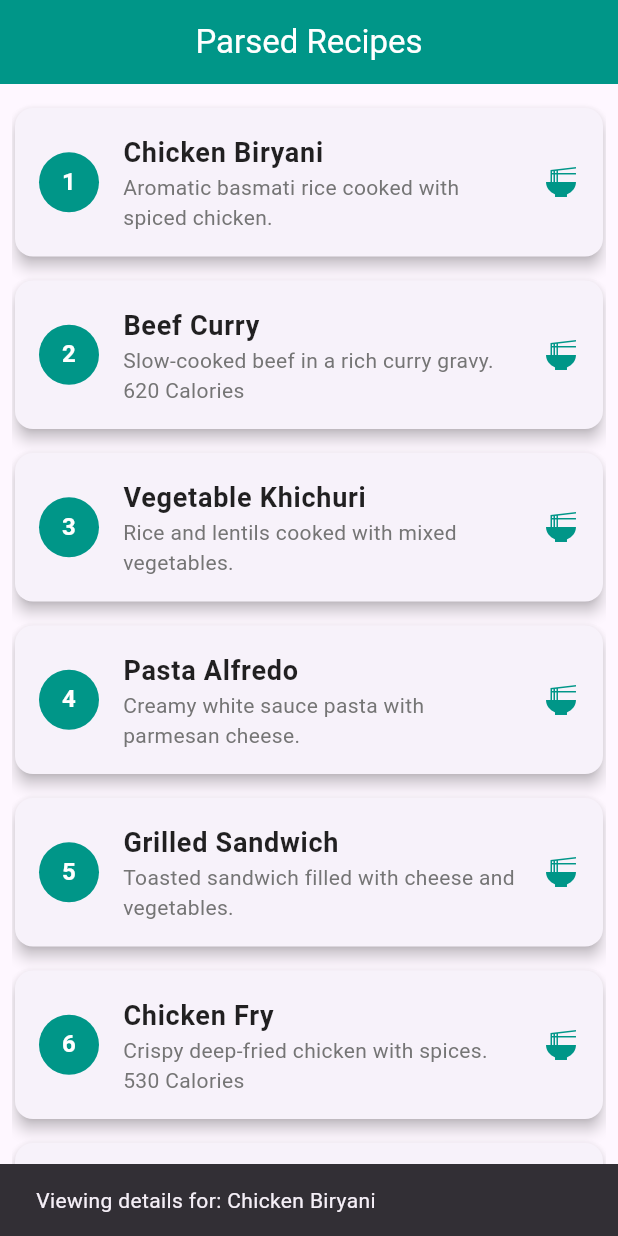
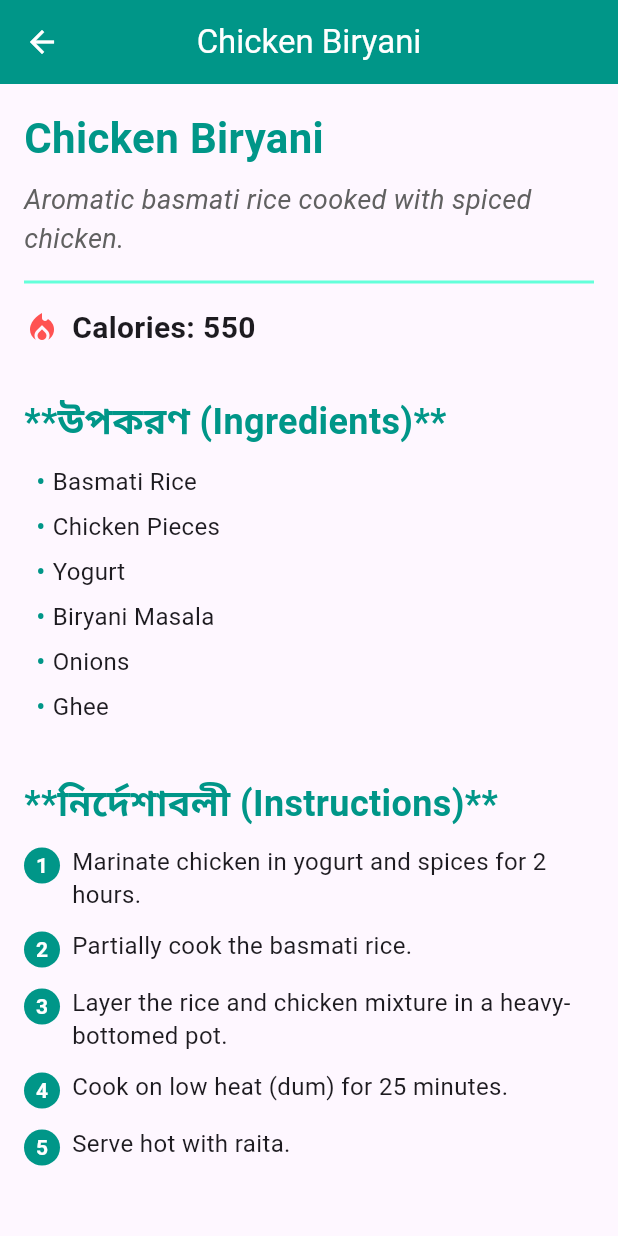
Before and after one commit to Md-Mahfuzul-Hoque/RecipeApp, a Flutter app: the screen it shows after launch, after a tap on an icon or button, on a phone screen of 412 x 824 dp. Run offline on Flutter 3.47's test engine with Material 3 defaults, Android fonts, the light colour scheme and no system bars.

Commit message:
final design

```diff
--- a/lib/app.dart
+++ b/lib/app.dart
@@ -1,6 +1,7 @@
 import 'package:flutter/material.dart';
 import 'controller.dart';
 import 'model.dart';
+import 'details.dart';
 
 class RecipeListApp extends StatelessWidget {
   const RecipeListApp({super.key});
@@ -8,7 +9,6 @@ class RecipeListApp extends StatelessWidget {
   @override
   Widget build(BuildContext context) {
     return MaterialApp(
-
       debugShowCheckedModeBanner: false,
       title: 'Recipe Viewer',
       theme: ThemeData(
@@ -36,7 +36,6 @@ class _RecipeListScreenState extends State<RecipeListScreen> {
   @override
   void initState() {
     super.initState();
-
     _recipesFuture = _controller.fetchRecipes();
   }
 
@@ -52,7 +51,6 @@ class _RecipeListScreenState extends State<RecipeListScreen> {
       body: FutureBuilder<List<Recipe>>(
         future: _recipesFuture,
         builder: (context, snapshot) {
-
           if (snapshot.connectionState == ConnectionState.waiting || _recipesFuture == null) {
             return const Center(
               child: Column(
@@ -67,7 +65,6 @@ class _RecipeListScreenState extends State<RecipeListScreen> {
           }
 
           if (snapshot.hasError) {
-
             return Center(
               child: Padding(
                 padding: const EdgeInsets.all(32.0),
@@ -88,16 +85,13 @@ class _RecipeListScreenState extends State<RecipeListScreen> {
             );
           }
 
-
           final List<Recipe> recipes = snapshot.data ?? [];
 
           if (recipes.isEmpty) {
-
             return const Center(
               child: Text('No recipes found.', style: TextStyle(color: Colors.grey, fontSize: 18)),
             );
           }
-
 
           return Padding(
             padding: const EdgeInsets.all(8.0),
@@ -136,8 +130,11 @@ class _RecipeListScreenState extends State<RecipeListScreen> {
                     ),
                     trailing: const Icon(Icons.ramen_dining, color: Colors.teal),
                     onTap: () {
-                      ScaffoldMessenger.of(context).showSnackBar(
-                        SnackBar(content: Text('Viewing details for: ${recipe.title}')),
+                      Navigator.push(
+                        context,
+                        MaterialPageRoute(
+                          builder: (context) => RecipeDetailScreen(recipe: recipe),
+                        ),
                       );
                     },
                   ),
--- a/lib/controller.dart
+++ b/lib/controller.dart
@@ -1,68 +1,218 @@
 import 'dart:convert';
 import 'model.dart';
 
-// The raw JSON data string. This has been meticulously cleaned to remove any invisible non-standard spaces.
 const String _rawRecipeJson = r'''
 [
   {
     "id": 1,
     "title": "Chicken Biryani",
     "description": "Aromatic basmati rice cooked with spiced chicken.",
-    "calories": 550
+    "calories": 550,
+    "ingredients": [
+      "Basmati Rice",
+      "Chicken Pieces",
+      "Yogurt",
+      "Biryani Masala",
+      "Onions",
+      "Ghee"
+    ],
+    "instructions": [
+      "Marinate chicken in yogurt and spices for 2 hours.",
+      "Partially cook the basmati rice.",
+      "Layer the rice and chicken mixture in a heavy-bottomed pot.",
+      "Cook on low heat (dum) for 25 minutes.",
+      "Serve hot with raita."
+    ]
   },
   {
     "id": 2,
     "title": "Beef Curry",
     "description": "Slow-cooked beef in a rich curry gravy.",
-    "calories": 620
+    "calories": 620,
+    "ingredients": [
+      "Beef Cuts",
+      "Onions",
+      "Ginger-Garlic Paste",
+      "Curry Powder",
+      "Tomatoes",
+      "Coconut Milk"
+    ],
+    "instructions": [
+      "Sear the beef pieces until browned.",
+      "Sauté onions, garlic, and ginger with curry powder.",
+      "Add beef, tomatoes, and water.",
+      "Simmer for 2 hours until beef is tender.",
+      "Stir in coconut milk before serving."
+    ]
   },
   {
     "id": 3,
     "title": "Vegetable Khichuri",
     "description": "Rice and lentils cooked with mixed vegetables.",
-    "calories": 400
+    "calories": 400,
+    "ingredients": [
+      "Rice",
+      "Lentils (Moong/Masoor)",
+      "Cauliflower",
+      "Potatoes",
+      "Peas",
+      "Ghee",
+      "Spices"
+    ],
+    "instructions": [
+      "Wash and soak rice and lentils.",
+      "Heat ghee and temper with whole spices.",
+      "Add vegetables and sauté.",
+      "Mix in rice and lentils, add water and salt.",
+      "Pressure cook for 3 whistles or simmer until done."
+    ]
   },
   {
     "id": 4,
     "title": "Pasta Alfredo",
     "description": "Creamy white sauce pasta with parmesan cheese.",
-    "calories": 480
+    "calories": 480,
+    "ingredients": [
+      "Fettuccine Pasta",
+      "Butter",
+      "Heavy Cream",
+      "Parmesan Cheese",
+      "Garlic",
+      "Black Pepper"
+    ],
+    "instructions": [
+      "Cook pasta according to package directions.",
+      "Melt butter and sauté garlic.",
+      "Pour in heavy cream and bring to a simmer.",
+      "Remove from heat, then gradually whisk in Parmesan cheese.",
+      "Toss the cooked pasta in the sauce and serve."
+    ]
   },
   {
     "id": 5,
     "title": "Grilled Sandwich",
     "description": "Toasted sandwich filled with cheese and vegetables.",
-    "calories": 310
+    "calories": 310,
+    "ingredients": [
+      "Bread Slices",
+      "Cheese",
+      "Tomato",
+      "Cucumber",
+      "Onion",
+      "Butter/Mayo"
+    ],
+    "instructions": [
+      "Slice vegetables thinly.",
+      "Butter one side of two bread slices.",
+      "Place cheese and vegetables between the unbuttered sides.",
+      "Grill the sandwich until golden brown and cheese is melted."
+    ]
   },
   {
     "id": 6,
     "title": "Chicken Fry",
     "description": "Crispy deep-fried chicken with spices.",
-    "calories": 530
+    "calories": 530,
+    "ingredients": [
+      "Chicken Drumsticks",
+      "Ginger-Garlic Paste",
+      "Red Chili Powder",
+      "Corn Flour",
+      "Egg",
+      "Oil for frying"
+    ],
+    "instructions": [
+      "Marinate chicken with spices and flour mixture.",
+      "Refrigerate for at least 30 minutes.",
+      "Heat oil in a deep frying pan.",
+      "Deep fry chicken pieces until golden brown and cooked through.",
+      "Serve immediately with dipping sauce."
+    ]
   },
   {
     "id": 7,
     "title": "Egg Curry",
     "description": "Boiled eggs cooked in masala gravy.",
-    "calories": 450
+    "calories": 450,
+    "ingredients": [
+      "Boiled Eggs",
+      "Onion Paste",
+      "Ginger-Garlic Paste",
+      "Turmeric Powder",
+      "Cumin Powder",
+      "Garam Masala"
+    ],
+    "instructions": [
+      "Peel and lightly fry the boiled eggs.",
+      "Sauté onion and ginger-garlic paste until brown.",
+      "Add spice powders and a little water to make a paste.",
+      "Add water to create gravy and bring to a boil.",
+      "Drop in the fried eggs and simmer for 5 minutes."
+    ]
   },
   {
     "id": 8,
     "title": "Fruit Salad",
     "description": "Mixed seasonal fruits served chilled.",
-    "calories": 250
+    "calories": 250,
+    "ingredients": [
+      "Apples",
+      "Bananas",
+      "Grapes",
+      "Oranges",
+      "Strawberries",
+      "A drizzle of Honey/Yogurt"
+    ],
+    "instructions": [
+      "Wash and chop all fruits into bite-sized pieces.",
+      "Mix all chopped fruits in a large bowl.",
+      "Add a light drizzle of honey or a dollop of yogurt (optional).",
+      "Chill in the refrigerator for 30 minutes before serving."
+    ]
   },
   {
     "id": 9,
     "title": "Fried Rice",
     "description": "Rice fried with vegetables, egg, and soy sauce.",
-    "calories": 500
+    "calories": 500,
+    "ingredients": [
+      "Cooked Rice",
+      "Carrots",
+      "Peas",
+      "Green Beans",
+      "Egg",
+      "Soy Sauce",
+      "Sesame Oil"
+    ],
+    "instructions": [
+      "Heat oil in a wok or large pan.",
+      "Scramble the egg and set aside.",
+      "Sauté vegetables until tender-crisp.",
+      "Add cooked rice, soy sauce, and sesame oil.",
+      "Stir-fry on high heat for 3-5 minutes.",
+      "Mix in the scrambled egg and serve hot."
+    ]
   },
   {
     "id": 10,
     "title": "Mango Lassi",
     "description": "Sweet yogurt drink blended with ripe mango.",
-    "calories": 300
+    "calories": 300,
+    "ingredients": [
+      "Ripe Mango (Pulp)",
+      "Yogurt (Doi)",
+      "Milk",
+      "Sugar (to taste)",
+      "Cardamom Powder (optional)",
+      "Ice Cubes"
+    ],
+    "instructions": [
+      "Peel and chop the ripe mango.",
+      "Combine mango pulp, yogurt, milk, and sugar in a blender.",
+      "Blend until smooth and creamy.",
+      "Add ice cubes and blend for a few more seconds.",
+      "Pour into glasses and garnish with a mint leaf."
+    ]
   }
 ]
 ''';
@@ -74,19 +224,16 @@ class RecipeController {
 
       final List<dynamic> jsonList = jsonDecode(_rawRecipeJson);
 
-
       final List<Recipe> recipes = jsonList
           .map((json) => Recipe.fromJson(json as Map<String, dynamic>))
           .toList();
-
 
       await Future.delayed(const Duration(milliseconds: 500));
 
       return recipes;
     } catch (e) {
-
       print('Error parsing recipes: $e');
-      return [];
+      throw Exception('Failed to load recipes: $e');
     }
   }
 }
--- /dev/null
+++ b/lib/details.dart
@@ -0,0 +1,121 @@
+import 'package:flutter/material.dart';
+import 'model.dart'; // Recipe model টি ইম্পোর্ট করুন
+
+class RecipeDetailScreen extends StatelessWidget {
+  // Recipe অবজেক্টটি constructor এর মাধ্যমে গ্রহণ করা হচ্ছে
+  final Recipe recipe;
+
+  const RecipeDetailScreen({super.key, required this.recipe});
+
+  @override
+  Widget build(BuildContext context) {
+    return Scaffold(
+      appBar: AppBar(
+        title: Text(recipe.title),
+        centerTitle: true,
+        backgroundColor: Colors.teal,
+        foregroundColor: Colors.white,
+      ),
+      body: SingleChildScrollView(
+        padding: const EdgeInsets.all(16.0),
+        child: Column(
+          crossAxisAlignment: CrossAxisAlignment.start,
+          children: <Widget>[
+            // --- Title and Calories Section ---
+            Text(
+              recipe.title,
+              style: const TextStyle(fontSize: 28, fontWeight: FontWeight.bold, color: Colors.teal),
+            ),
+            const SizedBox(height: 8),
+            Text(
+              recipe.description,
+              style: TextStyle(fontSize: 18, fontStyle: FontStyle.italic, color: Colors.grey[700]),
+            ),
+            const Divider(height: 32, thickness: 2, color: Colors.tealAccent),
+
+            Row(
+              children: [
+                const Icon(Icons.local_fire_department, color: Colors.redAccent, size: 24),
+                const SizedBox(width: 8),
+                Text(
+                  'Calories: ${recipe.calories}',
+                  style: const TextStyle(fontSize: 20, fontWeight: FontWeight.w600),
+                ),
+              ],
+            ),
+            const SizedBox(height: 30),
+
+            // --- Ingredients Section (উপকরণ) ---
+            const Text(
+              '**উপকরণ (Ingredients)**',
+              style: TextStyle(fontSize: 24, fontWeight: FontWeight.bold, color: Colors.teal),
+            ),
+            const SizedBox(height: 10),
+            // উপকরণগুলো লিস্ট আকারে দেখানো হচ্ছে
+            ...recipe.ingredients.map((item) => Padding(
+              padding: const EdgeInsets.only(left: 8.0, bottom: 4.0),
+              child: Row(
+                children: [
+                  const Text('• ', style: TextStyle(fontSize: 18, color: Colors.teal)),
+                  Expanded(
+                    child: Text(
+                      item,
+                      style: const TextStyle(fontSize: 16),
+                    ),
+                  ),
+                ],
+              ),
+            )).toList(),
+
+            const SizedBox(height: 30),
+
+            // --- Instructions Section (নির্দেশাবলী) ---
+            const Text(
+              '**নির্দেশাবলী (Instructions)**',
+              style: TextStyle(fontSize: 24, fontWeight: FontWeight.bold, color: Colors.teal),
+            ),
+            const SizedBox(height: 10),
+            Column(
+              crossAxisAlignment: CrossAxisAlignment.start,
+              // নির্দেশাবলীগুলো ১, ২, ৩... আকারে দেখানো হচ্ছে
+              children: recipe.instructions.asMap().entries.map((entry) {
+                int index = entry.key;
+                String step = entry.value;
+                return Padding(
+                  padding: const EdgeInsets.only(bottom: 12.0),
+                  child: Row(
+                    crossAxisAlignment: CrossAxisAlignment.start,
+                    children: [
+                      Container(
+                        width: 24,
+                        height: 24,
+                        margin: const EdgeInsets.only(top: 2),
+                        decoration: BoxDecoration(
+                          color: Colors.teal.shade500,
+                          shape: BoxShape.circle,
+                        ),
+                        alignment: Alignment.center,
+                        child: Text(
+                          '${index + 1}',
+                          style: const TextStyle(fontWeight: FontWeight.bold, color: Colors.white, fontSize: 14),
+                        ),
+                      ),
+                      const SizedBox(width: 8),
+                      Expanded(
+                        child: Text(
+                          step,
+                          style: const TextStyle(fontSize: 16, height: 1.4),
+                        ),
+                      ),
+                    ],
+                  ),
+                );
+              }).toList(),
+            ),
+            const SizedBox(height: 40),
+          ],
+        ),
+      ),
+    );
+  }
+}
--- a/lib/model.dart
+++ b/lib/model.dart
@@ -4,11 +4,17 @@ class Recipe {
   final String description;
   final int calories;
 
+  final List<String> ingredients;
+  final List<String> instructions;
+
   Recipe({
     required this.id,
     required this.title,
     required this.description,
     required this.calories,
+
+    required this.ingredients,
+    required this.instructions,
   });
 
   factory Recipe.fromJson(Map<String, dynamic> json) {
@@ -17,6 +23,8 @@ class Recipe {
       title: json['title'] as String,
       description: json['description'] as String,
       calories: json['calories'] as int,
+      ingredients: (json['ingredients'] as List<dynamic>).cast<String>(),
+      instructions: (json['instructions'] as List<dynamic>).cast<String>(),
     );
   }
 }
```
